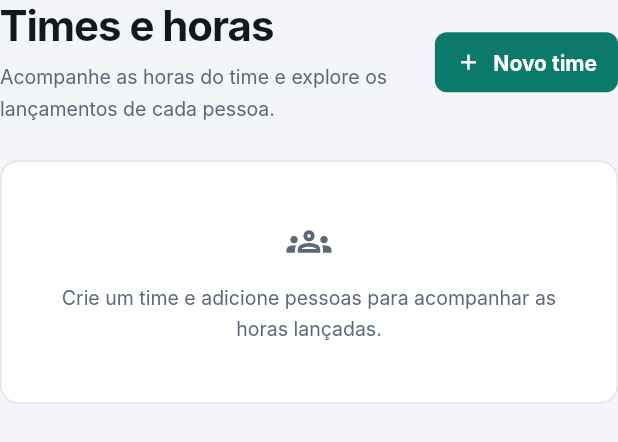
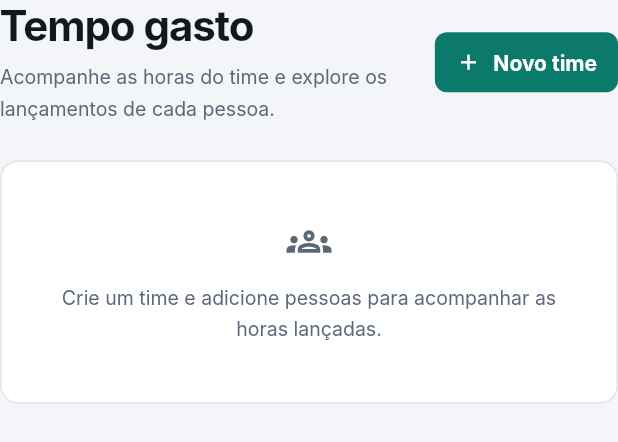
Before and after one commit to CristenSoftwareDevelopment/redmine-adapter, a Flutter app: the TeamsView widget shown alone on an empty page, opened directly, on a phone screen of 412 x 824 dp. Shown: the top 442 px of the screen. Run offline on Flutter 3.47's test engine with Material 3 defaults, Android fonts, the phone set to English and light mode, and no system bars; our stand-ins replace flutter_markdown_plus, sqflite, sqflite_common_ffi, sqflite_common_ffi_web; missing offline and left inert: dart:html, local_notifier, tray_manager, window_manager; accounts and stored records are empty; Roboto replaces fonts that are missing (Inter).

Commit message:
feat(ui): renomeia "Times e horas" para "Tempo gasto"
Mesmo nome usado pelo Redmine; ícone de relógio no menu, como a aba Tempo
gasto do modal da tarefa.

Co-Authored-By: Claude Opus 5.5 <noreply@anthropic.com>

```diff
--- a/lib/ui/home_screen.dart
+++ b/lib/ui/home_screen.dart
@@ -143,7 +143,7 @@ class _HomeScreenState extends State<HomeScreen> with WindowListener, TrayListen
                               count: unreadAlerts),
                           _navItem(_Page.queries, Icons.search, 'Consultas', dark,
                               count: failedQueries, countTone: TagTone.red),
-                          _navItem(_Page.teams, Icons.groups_outlined, 'Times e horas', dark),
+                          _navItem(_Page.teams, Icons.schedule, 'Tempo gasto', dark),
                           if (pinned.isNotEmpty) _SectionLabel('Boards', dark: dark),
                           for (final q in pinned)
                             _NavItem(
@@ -256,7 +256,7 @@ class _HomeScreenState extends State<HomeScreen> with WindowListener, TrayListen
   String get _pageTitle => switch (_page) {
         _Page.monitoring => 'Monitoração',
         _Page.queries => 'Consultas',
-        _Page.teams => 'Times e horas',
+        _Page.teams => 'Tempo gasto',
         _Page.settings => 'Configuração',
         _Page.logs => 'Logs',
       };
--- a/lib/ui/teams/teams_view.dart
+++ b/lib/ui/teams/teams_view.dart
@@ -34,7 +34,7 @@ class _TeamsViewState extends State<TeamsView> {
       crossAxisAlignment: CrossAxisAlignment.stretch,
       children: [
         PageHeader(
-          title: 'Times e horas',
+          title: 'Tempo gasto',
           subtitle: 'Acompanhe as horas do time e explore os lançamentos de cada pessoa.',
           actions: [
             FilledButton.icon(
```
Also changed, not shown: 1 other file.
